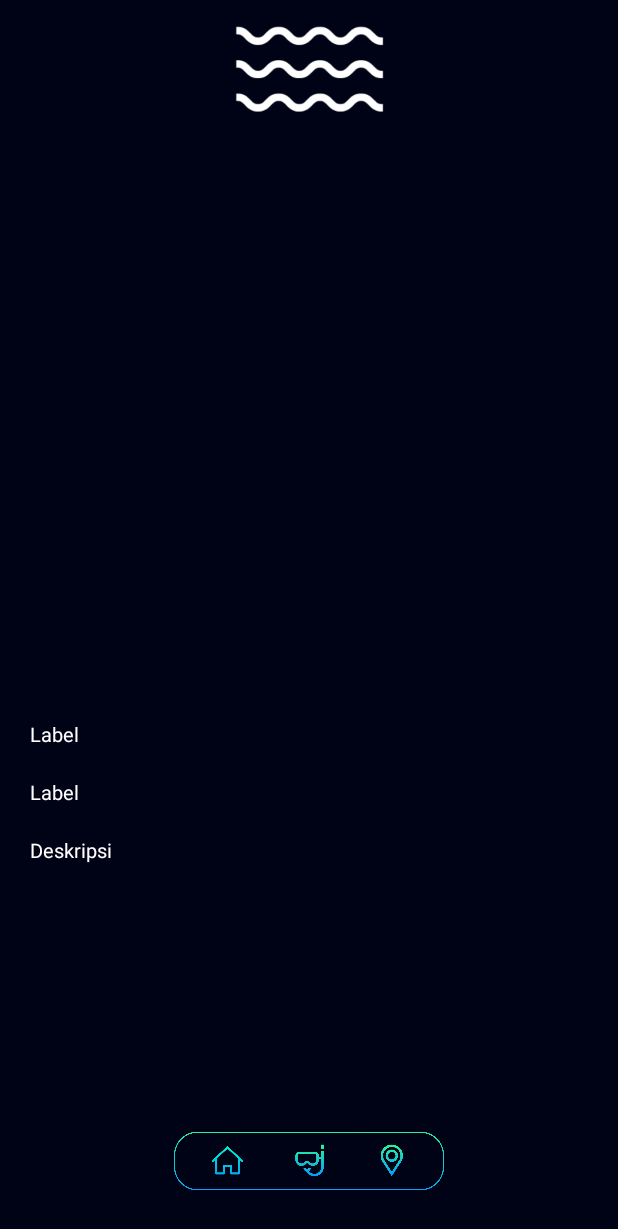
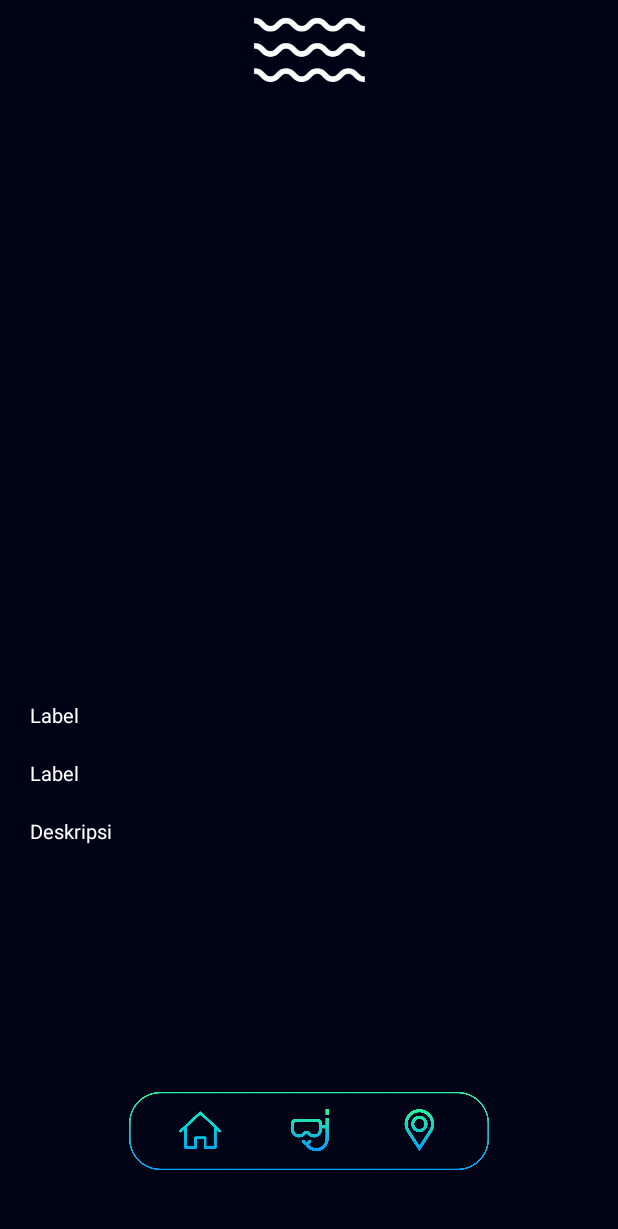
Before and after one commit to boycakra/IndonesiaBiru, an Android app: the layout divesiteinfo.xml on its own in the app's theme, with its tools: preview values and no code run, on a phone screen of 412 x 824 dp. Shown: the top 1229 px of the screen. Run offline under Robolectric (Android 15) with nearby library versions, the phone set to English and light mode, and no system bars.

Commit message:
tampilan fix 1

```diff
--- a/app/src/main/res/layout/activity_main.xml
+++ b/app/src/main/res/layout/activity_main.xml
@@ -32,7 +32,6 @@
                 android:id="@+id/imageView3"
                 android:layout_width="match_parent"
                 android:layout_height="match_parent"
-                android:layout_weight="1"
                 app:srcCompat="@drawable/ibf_logo_no_background" />
         </LinearLayout>
 
--- a/app/src/main/res/layout/divesiteinfo.xml
+++ b/app/src/main/res/layout/divesiteinfo.xml
@@ -11,9 +11,10 @@
         android:orientation="vertical"
         android:layout_width="match_parent"
         android:layout_height="match_parent">
+
         <LinearLayout
-            android:layout_marginTop="15dp"
-            android:layout_weight="10"
+            android:layout_marginTop="10dp"
+            android:layout_weight="14"
             android:id="@+id/kotak1"
             android:layout_width="match_parent"
             android:layout_height="match_parent">
@@ -26,14 +27,14 @@
         </LinearLayout>
 
         <LinearLayout
-            android:layout_marginTop="20dp"
+            android:layout_marginTop="15dp"
             android:layout_weight="1"
             android:orientation="vertical"
             android:layout_width="match_parent"
             android:layout_height="match_parent">
 
             <LinearLayout
-                android:layout_marginHorizontal="20dp"
+                android:layout_marginHorizontal="10dp"
                 android:layout_weight="1"
                 android:id="@+id/kotak2"
                 android:layout_width="match_parent"
@@ -43,9 +44,7 @@
                 <ImageView
                     android:id="@+id/gambardivesite"
                     android:layout_width="match_parent"
-                    android:layout_height="match_parent"
-                    />
-
+                    android:layout_height="match_parent" />
             </LinearLayout>
 
             <LinearLayout
@@ -119,50 +118,30 @@
                     </LinearLayout>
 
                     <LinearLayout
+                        android:gravity="center"
                         android:layout_marginBottom="30dp"
                         android:layout_alignParentBottom="true"
                         android:orientation="horizontal"
                         android:layout_width="match_parent"
-                        android:layout_height="50dp">
-
-                        <LinearLayout
-                            android:gravity="right"
-                            android:layout_weight="1"
-                            android:layout_width="match_parent"
-                            android:layout_height="match_parent">
+                        android:layout_height="80dp">
 
                         <ImageView
                             android:id="@+id/text1"
-                                android:layout_width="60dp"
-                                android:layout_height="60dp"
+                            android:layout_width="80dp"
+                            android:layout_height="80dp"
                             app:srcCompat="@drawable/icon_home" />
-                        </LinearLayout>
-
-                        <LinearLayout
-                            android:layout_marginTop="10dp"
-                            android:gravity="center"
-                            android:layout_width="60dp"
-                            android:layout_height="match_parent">
 
                         <ImageView
                             android:id="@+id/text2"
-                                android:layout_width="60dp"
-                                android:layout_height="60dp"
+                            android:layout_width="80dp"
+                            android:layout_height="80dp"
                             app:srcCompat="@drawable/icon_dive" />
-                        </LinearLayout>
-
-                        <LinearLayout
-                            android:gravity="left"
-                            android:layout_weight="1"
-                            android:layout_width="match_parent"
-                            android:layout_height="match_parent">
 
                         <ImageView
                             android:id="@+id/text3"
-                                android:layout_width="60dp"
-                                android:layout_height="60dp"
+                            android:layout_width="80dp"
+                            android:layout_height="80dp"
                             app:srcCompat="@drawable/icon_maps" />
-                        </LinearLayout>
                     </LinearLayout>
                 </RelativeLayout>
             </LinearLayout>
```
Also changed, not shown: app/src/main/res/layout/menu.xml (+48 -39 lines), app/src/main/res/layout/slider_item.xml (+9 -5 lines), app/src/main/res/drawable/about.png (added), app/src/main/res/drawable/join_us.png (added), app/src/main/res/drawable/strength.png (added). Lines whose indentation alone changed are shown as unchanged.
